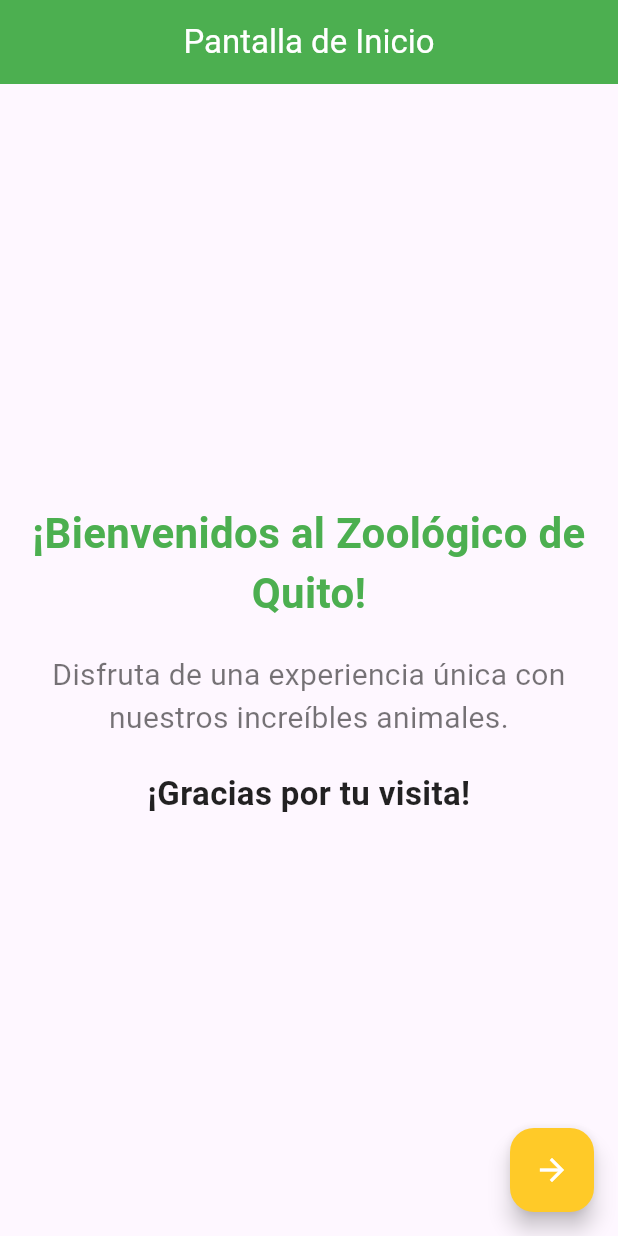
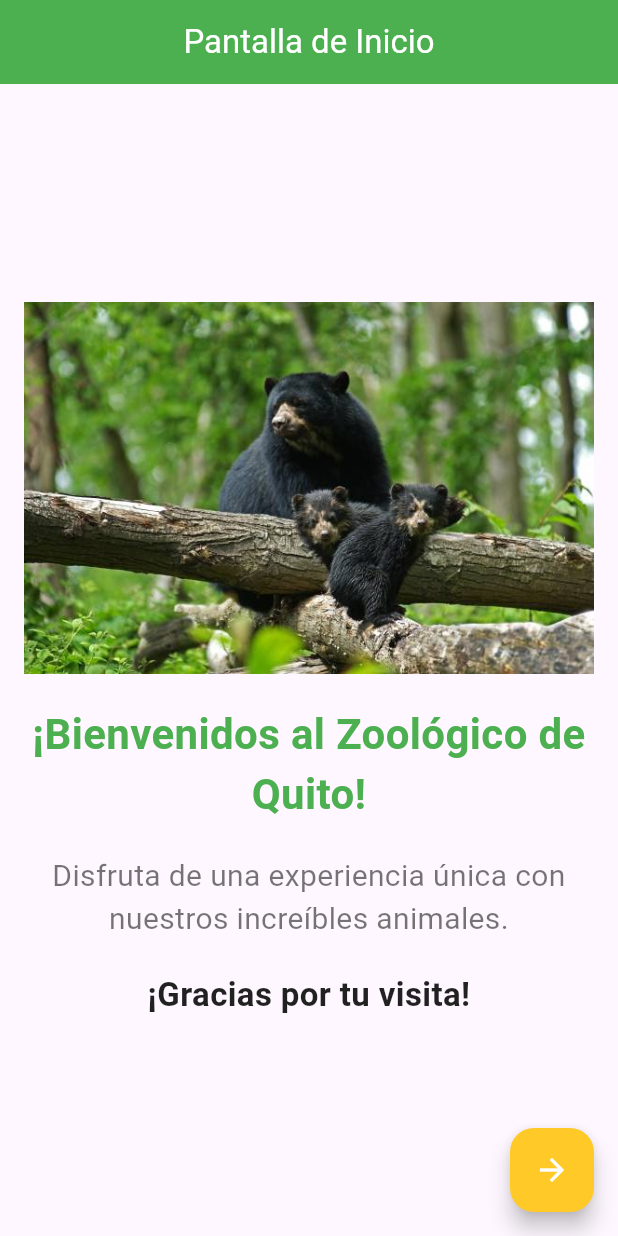
Before and after one commit to dcuatin94/app_zoologico, a Flutter app: the screen it shows after launch, on a phone screen of 412 x 824 dp. Run offline on Flutter 3.47's test engine with Material 3 defaults, Android fonts, the phone set to English and light mode, and no system bars.

Commit message:
Imagen en inicio

```diff
--- a/lib/src/inicio.dart
+++ b/lib/src/inicio.dart
@@ -12,12 +12,16 @@ class InicioScreen extends StatelessWidget {
             style: TextStyle(color: Colors.white)),
         backgroundColor: Colors.green, // Estilo personalizado para el AppBar
       ),
-      body: const Padding(
+      body: Padding(
         padding: EdgeInsets.all(16.0),
         child: Column(
           mainAxisAlignment: MainAxisAlignment.center,
           crossAxisAlignment: CrossAxisAlignment.stretch,
           children: [
+            Image.asset('assets/galeria/oso.jpg'),
+            SizedBox(
+              height: 20,
+            ),
             Text(
               '¡Bienvenidos al Zoológico de Quito!',
               style: TextStyle(
```
Also changed, not shown: assets/galeria/zoo.jpeg (added).
